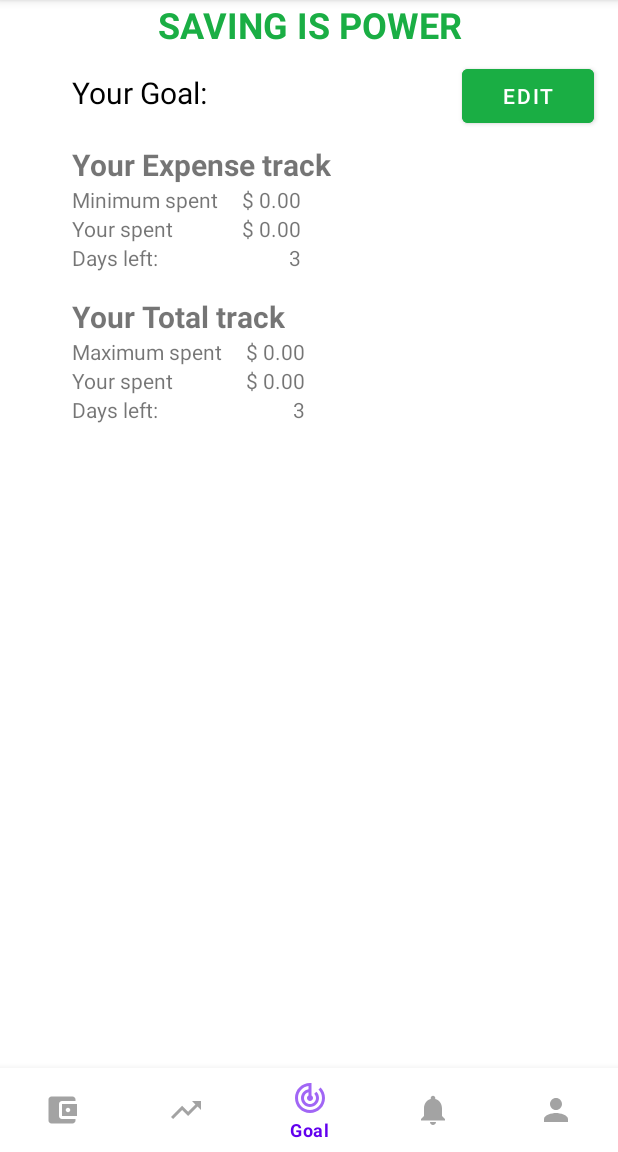
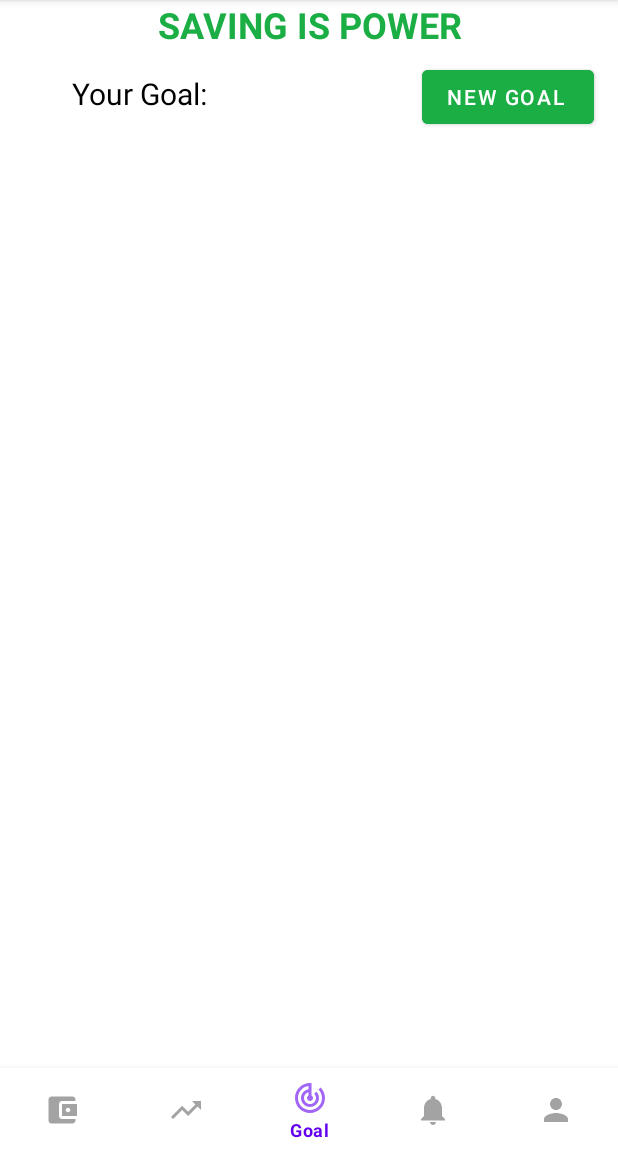
Before and after one commit to doanhduy199819/moneyaah, an Android app: the screen it shows after launch (MainActivity), item 3 of the bottom bar chosen, on a phone screen of 412 x 824 dp, the part 84-1236 px from its top. Run offline under Robolectric (Android 15) with nearby library versions, the phone set to English and light mode, and no system bars; libraries missing offline, so code that uses them is left out: com.github.mikephil.charting.

Commit message:
Goal Fragment
Add goal event

```diff
--- a/app/src/main/java/com/example/moneyaah/CategoryFragment.java
+++ b/app/src/main/java/com/example/moneyaah/CategoryFragment.java
@@ -2,15 +2,16 @@ package com.example.moneyaah;
 
 import android.os.Bundle;
 
-import androidx.annotation.NonNull;
 import androidx.fragment.app.Fragment;
-import androidx.fragment.app.FragmentStatePagerAdapter;
 
 import android.view.LayoutInflater;
 import android.view.View;
 import android.view.ViewGroup;
 import android.widget.ArrayAdapter;
 import android.widget.ListView;
+
+import com.example.moneyaah.classes.Category;
+import com.example.moneyaah.classes.Record;
 
 /**
  * A simple {@link Fragment} subclass.
--- a/app/src/main/java/com/example/moneyaah/GoalFragment.java
+++ b/app/src/main/java/com/example/moneyaah/GoalFragment.java
@@ -1,25 +1,26 @@
 package com.example.moneyaah;
 
 import android.content.Intent;
-import android.content.pm.PackageManager;
 import android.os.Bundle;
 
+import androidx.annotation.NonNull;
 import androidx.annotation.Nullable;
-import androidx.appcompat.app.ActionBar;
 import androidx.fragment.app.Fragment;
 
 import android.view.LayoutInflater;
 import android.view.View;
 import android.view.ViewGroup;
 import android.widget.Button;
-import android.widget.CompoundButton;
-import android.widget.EditText;
-import android.widget.LinearLayout;
-import android.widget.RadioGroup;
 import android.widget.RelativeLayout;
-import android.widget.Switch;
 import android.widget.TextView;
-import android.widget.Toast;
+
+import com.example.moneyaah.classes.Goal;
+import com.example.moneyaah.classes.RecordData;
+import com.example.moneyaah.classes.UserDData;
+
+import java.util.Calendar;
+import java.util.Date;
+import java.util.concurrent.TimeUnit;
 
 /**
  * A simple {@link Fragment} subclass.
@@ -81,7 +82,7 @@ public class GoalFragment extends Fragment implements View.OnClickListener {
         View view = inflater.inflate(R.layout.fragment_goal, container, false);
 
         setUpUI(view);
-        setUpEvent(view);
+        setUpEvent();
         return view;
     }
 
@@ -96,12 +97,74 @@ public class GoalFragment extends Fragment implements View.OnClickListener {
         mYourTotalValue = view.findViewById(R.id.your_total_value);
         mTotalDuration = view.findViewById(R.id.total_duration_value);
 
-        mEditButton = view.findViewById(R.id.button_edit);
+        mEditButton = view.findViewById(R.id.button_new_goal);
 
     }
 
-    private void setUpEvent(View view) {
+    private void setUpEvent() {
         mEditButton.setOnClickListener(this);
+        if (UserDData.get().getExpenseGoal() == null) {
+            mExpenseLayout.setVisibility(View.GONE);
+        } else {
+            mExpenseLayout.setVisibility(View.VISIBLE);
+            displayGoal(UserDData.get().getExpenseGoal());
+        }
+
+        if (UserDData.get().getTotalGoal() == null) {
+            mTotalLayout.setVisibility(View.GONE);
+        } else {
+            mTotalLayout.setVisibility(View.VISIBLE);
+            displayGoal(UserDData.get().getTotalGoal());
+        }
+    }
+
+    private void displayGoal(@NonNull Goal goal) {
+        TextView value, yourValue, duration;
+        if (goal.getType() == Goal.EXPENSE) {
+            value = mExpenseValue;
+            yourValue = mYourExpenseValue;
+            duration = mExpenseDuration;
+        }
+        else {
+            value = mTotalValue;
+            yourValue = mYourTotalValue;
+            duration = mTotalDuration;
+        }
+        // value
+        value.setText(String.valueOf(goal.getMoney()));
+
+        // duration and your value
+        Calendar calendar = Calendar.getInstance();
+        Calendar calendar2 = Calendar.getInstance();
+        Date today = calendar.getTime();
+        calendar2.setTime(goal.getStartDate());
+        calendar2.add(Calendar.DAY_OF_MONTH, goal.getDuration());
+        Date endDate = calendar2.getTime();
+
+        if (endDate.compareTo(today) <= 0) {
+            int days = 0;
+            duration.setText(days + " days");
+            double money = RecordData.getInstance().totalExpense(goal.getStartDate(), endDate);
+            yourValue.setText(String.valueOf(money));
+        }
+        else {
+
+//                long diff = today.getTime() - eGoal.getStartDate().getTime();
+//                long days_diff = (diff / (1000*60*60*24)) % 365;
+//                mExpenseDuration.setText(String.valueOf(days_diff));
+            long diffInMillies = Math.abs(today.getTime() - endDate.getTime());
+            long diff = TimeUnit.DAYS.convert(diffInMillies, TimeUnit.MILLISECONDS);
+            duration.setText(String.valueOf(diff));
+
+            double money = RecordData.getInstance().totalExpense(goal.getStartDate(), today);
+            if (money < goal.getMoney()) {
+                yourValue.setTextColor(getContext().getResources().getColor(R.color.incomeColor));
+            }
+            else {
+                yourValue.setTextColor(getContext().getResources().getColor(R.color.expenseColor));
+            }
+            yourValue.setText(String.valueOf(money));
+        }
     }
 
     @Override
@@ -111,11 +174,9 @@ public class GoalFragment extends Fragment implements View.OnClickListener {
     }
 
     @Override
-    public void onActivityResult(int requestCode, int resultCode, @Nullable Intent data) {
-        super.onActivityResult(requestCode, resultCode, data);
+    public void onResume() {
+        super.onResume();
 
-        if (requestCode == REQUEST_EDIT) {
-            // Do something here
-        }
+        setUpEvent();
     }
 }
--- a/app/src/main/java/com/example/moneyaah/HistoryWalletFragment.java
+++ b/app/src/main/java/com/example/moneyaah/HistoryWalletFragment.java
@@ -5,6 +5,7 @@ import android.os.Bundle;
 import androidx.annotation.NonNull;
 import androidx.fragment.app.Fragment;
 import androidx.fragment.app.FragmentManager;
+import androidx.fragment.app.FragmentPagerAdapter;
 import androidx.fragment.app.FragmentStatePagerAdapter;
 import androidx.viewpager.widget.ViewPager;
 import androidx.viewpager2.widget.ViewPager2;
@@ -74,7 +75,7 @@ public class HistoryWalletFragment extends Fragment {
 
         mViewPager = view.findViewById(R.id.history_pager);
         FragmentManager fm = getChildFragmentManager();
-        mViewPager.setAdapter(new FragmentStatePagerAdapter(fm) {
+        mViewPager.setAdapter(new FragmentPagerAdapter(fm) {
             @Override
             public int getCount() {
                 return 12;  // 12 thang
--- a/app/src/main/java/com/example/moneyaah/NotiArrayAdapter.java
+++ b/app/src/main/java/com/example/moneyaah/NotiArrayAdapter.java
@@ -1,7 +1,6 @@
 package com.example.moneyaah;
 
 import android.content.Context;
-import android.net.wifi.WifiManager;
 import android.view.LayoutInflater;
 import android.view.View;
 import android.view.ViewGroup;
@@ -11,7 +10,7 @@ import android.widget.TextView;
 import androidx.annotation.NonNull;
 import androidx.annotation.Nullable;
 
-import org.w3c.dom.Text;
+import com.example.moneyaah.classes.Notification;
 
 import java.util.List;
 
--- a/app/src/main/java/com/example/moneyaah/NotificationFragment.java
+++ b/app/src/main/java/com/example/moneyaah/NotificationFragment.java
@@ -2,18 +2,16 @@ package com.example.moneyaah;
 
 import android.os.Bundle;
 
-import androidx.annotation.NonNull;
 import androidx.fragment.app.Fragment;
-import androidx.recyclerview.widget.RecyclerView;
 
 import android.view.LayoutInflater;
 import android.view.View;
 import android.view.ViewGroup;
-import android.widget.ArrayAdapter;
 import android.widget.ListView;
 
+import com.example.moneyaah.classes.Notification;
+
 import java.util.ArrayList;
-import java.util.List;
 
 /**
  * A simple {@link Fragment} subclass.
--- a/app/src/main/java/com/example/moneyaah/ProfileFragment.java
+++ b/app/src/main/java/com/example/moneyaah/ProfileFragment.java
@@ -11,7 +11,6 @@ import android.widget.Button;
 import android.widget.EditText;
 import android.widget.ImageButton;
 import android.widget.TextView;
-import android.widget.Toast;
 
 /**
  * A simple {@link Fragment} subclass.
@@ -79,7 +78,7 @@ public class ProfileFragment extends Fragment {
     }
 
     private void setUpUI(View mainView) {
-        editButton = mainView.findViewById(R.id.button_edit);
+        editButton = mainView.findViewById(R.id.button_new_goal);
 
         emailContent = mainView.findViewById(R.id.email_content);
         editEmail = mainView.findViewById(R.id.edit_email);
--- a/app/src/main/java/com/example/moneyaah/RecordAdapter.java
+++ b/app/src/main/java/com/example/moneyaah/RecordAdapter.java
@@ -6,11 +6,12 @@ import android.view.View;
 import android.view.ViewGroup;
 import android.widget.ArrayAdapter;
 import android.widget.LinearLayout;
-import android.widget.ListView;
 import android.widget.TextView;
 
 import androidx.annotation.NonNull;
 import androidx.annotation.Nullable;
+
+import com.example.moneyaah.classes.Record;
 
 import java.text.DateFormatSymbols;
 import java.util.Calendar;
--- a/app/src/main/java/com/example/moneyaah/Category.java
+++ b/app/src/main/java/com/example/moneyaah/classes/Category.java
@@ -1,4 +1,4 @@
-package com.example.moneyaah;
+package com.example.moneyaah.classes;
 
 public class Category {
 
--- a/app/src/main/java/com/example/moneyaah/NotiData.java
+++ b/app/src/main/java/com/example/moneyaah/classes/NotiData.java
@@ -1,4 +1,4 @@
-package com.example.moneyaah;
+package com.example.moneyaah.classes;
 
 import java.util.ArrayList;
 import java.util.List;
--- a/app/src/main/java/com/example/moneyaah/Notification.java
+++ b/app/src/main/java/com/example/moneyaah/classes/Notification.java
@@ -1,4 +1,4 @@
-package com.example.moneyaah;
+package com.example.moneyaah.classes;
 
 public class Notification {
     private String title;
--- a/app/src/main/java/com/example/moneyaah/Record.java
+++ b/app/src/main/java/com/example/moneyaah/classes/Record.java
@@ -1,4 +1,4 @@
-package com.example.moneyaah;
+package com.example.moneyaah.classes;
 
 import java.util.Date;
 
--- /dev/null
+++ b/app/src/main/java/com/example/moneyaah/classes/UserDData.java
@@ -0,0 +1,43 @@
+package com.example.moneyaah.classes;
+
+import java.util.ArrayList;
+
+public class UserDData {
+    private RecordData mData;
+    private Goal mExpenseGoal;
+    private Goal mTotalGoal;
+    private static UserDData sGlobInstance;
+
+    private UserDData() {
+        mData = RecordData.getInstance();
+    }
+    public static UserDData get() {
+        if (sGlobInstance == null) {
+            sGlobInstance = new UserDData();
+        }
+        return sGlobInstance;
+    }
+    public RecordData getData() {
+        return mData;
+    }
+
+    public void setData(RecordData data) {
+        mData = data;
+    }
+
+    public Goal getExpenseGoal() {
+        return mExpenseGoal;
+    }
+
+    public void setExpenseGoal(Goal expenseGoal) {
+        mExpenseGoal = expenseGoal;
+    }
+
+    public Goal getTotalGoal() {
+        return mTotalGoal;
+    }
+
+    public void setTotalGoal(Goal totalGoal) {
+        mTotalGoal = totalGoal;
+    }
+}
--- a/app/src/main/res/layout/fragment_goal.xml
+++ b/app/src/main/res/layout/fragment_goal.xml
@@ -10,33 +10,39 @@
 
     <TextView
         android:id="@+id/goal_slogan"
-        android:layout_width="match_parent"
+        android:layout_width="wrap_content"
         android:layout_height="wrap_content"
-        android:textStyle="bold"
+        android:gravity="center"
+        android:layout_centerHorizontal="true"
+        android:text="SAVING IS POWER"
+        android:textColor="@color/backgroundColor"
         android:textSize="24sp"
-        android:gravity="center"
-        android:textColor="@color/backgroundColor"
-        android:text="SAVING IS POWER" />
+        android:textStyle="bold" />
 
     <TextView
         android:id="@+id/goal_title"
         android:layout_width="wrap_content"
         android:layout_height="wrap_content"
-        android:layout_alignParentStart="true"
-        android:layout_alignParentTop="true"
-        android:layout_marginStart="48dp"
-        android:layout_marginTop="48dp"
-        android:layout_marginEnd="48dp"
+        android:layout_below="@id/goal_slogan"
+        android:layout_alignParentLeft="true"
+        android:layout_marginLeft="48dp"
+        android:layout_marginTop="16dp"
         android:text="Your Goal:"
         android:textColor="@color/black"
         android:textSize="20sp" />
 
+    <LinearLayout
+        android:orientation="vertical"
+        android:layout_alignLeft="@id/goal_title"
+        android:layout_alignTop="@id/goal_title"
+        android:layout_width="wrap_content"
+        android:layout_height="wrap_content" >
         <RelativeLayout
             android:id="@+id/expense_track_show"
             android:layout_width="wrap_content"
             android:layout_height="wrap_content"
-        android:layout_alignLeft="@id/goal_title"
-        android:layout_alignTop="@id/goal_title"
+
+            android:visibility="visible"
             android:layout_marginTop="48dp">
 
             <TextView
@@ -103,8 +109,9 @@
             android:layout_width="wrap_content"
             android:layout_height="wrap_content"
             android:layout_below="@id/expense_track_show"
-        android:layout_alignLeft="@id/expense_track_show"
-        android:layout_marginTop="16dp">
+            android:layout_alignLeft="@id/goal_title"
+            android:visibility="gone"
+            android:layout_marginTop="48dp">
 
             <TextView
                 android:id="@+id/total_title"
@@ -164,9 +171,11 @@
                 android:text="3" />
 
         </RelativeLayout>
+    </LinearLayout>
+
 
     <Button
-        android:id="@+id/button_edit"
+        android:id="@+id/button_new_goal"
         android:layout_width="wrap_content"
         android:layout_height="wrap_content"
         android:layout_alignBaseline="@id/goal_title"
@@ -174,7 +183,8 @@
         android:layout_marginRight="16dp"
 
         android:backgroundTint="@color/backgroundColor"
-        android:text="Edit" />
+        android:text="New Goal
+" />
 
 
 </RelativeLayout>
--- a/app/src/main/res/layout/fragment_profile.xml
+++ b/app/src/main/res/layout/fragment_profile.xml
@@ -36,7 +36,7 @@
                     android:textStyle="bold" />
 
                 <ImageButton
-                    android:id="@+id/button_edit"
+                    android:id="@+id/button_new_goal"
                     android:layout_width="wrap_content"
                     android:layout_height="48dp"
                     android:layout_gravity="center"
```
Also changed, not shown: app/src/main/java/com/example/moneyaah/EditGoalActivity.java (+64 -26 lines), app/src/main/java/com/example/moneyaah/MainActivity.java (+14 -2 lines), app/src/main/java/com/example/moneyaah/MonthHistoryFragment.java (+3 -4 lines), app/src/main/java/com/example/moneyaah/classes/Goal.java (added, +61 -0 lines), app/src/main/java/com/example/moneyaah/classes/RecordData.java (renamed from app/src/main/java/com/example/moneyaah/RecordData.java, +20 -2 lines). Lines whose indentation alone changed are shown as unchanged.
